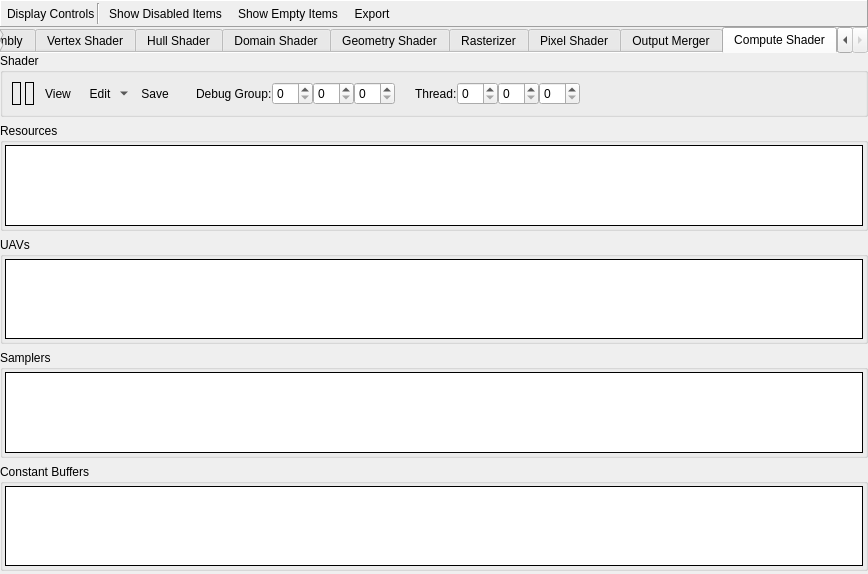
This is qrenderdoc/Windows/PipelineState/D3D12PipelineStateViewer.ui in baldurk/renderdoc as Qt 5 draws it before an edit. The edited form follows.
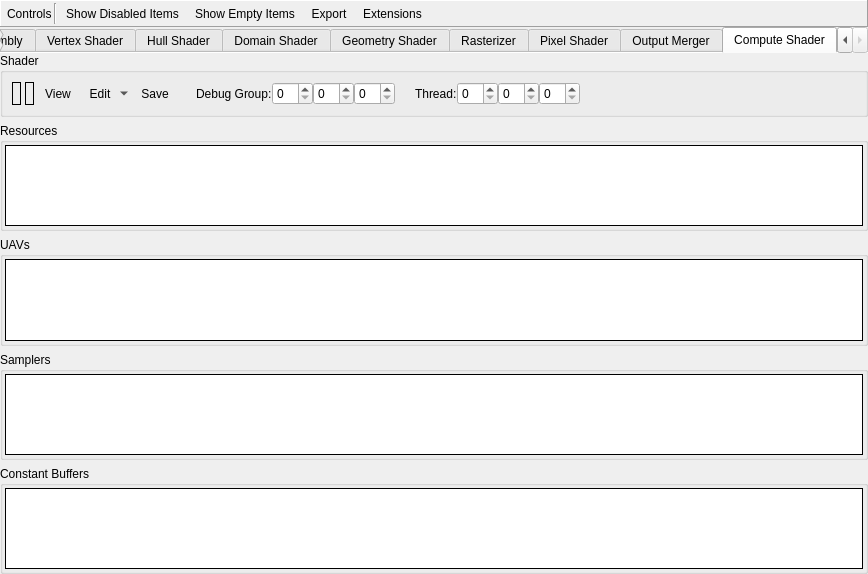
This is the edited form. Icons and pictures are not drawn. Custom widgets are drawn as their Qt base class.

The edit to the form file:
```diff
--- a/qrenderdoc/Windows/PipelineState/D3D12PipelineStateViewer.ui
+++ b/qrenderdoc/Windows/PipelineState/D3D12PipelineStateViewer.ui
@@ -53,7 +53,7 @@
       <item>
        <widget class="QLabel" name="controlsLabel">
         <property name="text">
-         <string>Display Controls</string>
+         <string>Controls</string>
         </property>
         <property name="margin">
          <number>4</number>
@@ -136,6 +136,23 @@
         </property>
        </widget>
       </item>
+      <item>
+       <widget class="QToolButton" name="extensions">
+        <property name="text">
+         <string>Extensions</string>
+        </property>
+        <property name="icon">
+         <iconset resource="../../Resources/resources.qrc">
+          <normaloff>:/plugin.png</normaloff>:/plugin.png</iconset>
+        </property>
+        <property name="toolButtonStyle">
+         <enum>Qt::ToolButtonTextBesideIcon</enum>
+        </property>
+        <property name="autoRaise">
+         <bool>true</bool>
+        </property>
+       </widget>
+      </item>
       <item>
        <spacer name="horizontalSpacer">
         <property name="orientation">
@@ -4132,6 +4149,12 @@
              <property name="sizeType">
               <enum>QSizePolicy::MinimumExpanding</enum>
              </property>
+             <property name="sizeHint" stdset="0">
+              <size>
+               <width>0</width>
+               <height>0</height>
+              </size>
+             </property>
             </spacer>
            </item>
           </layout>
```
Left out of the diff: 38 changed lines with no effect on the pictures.
